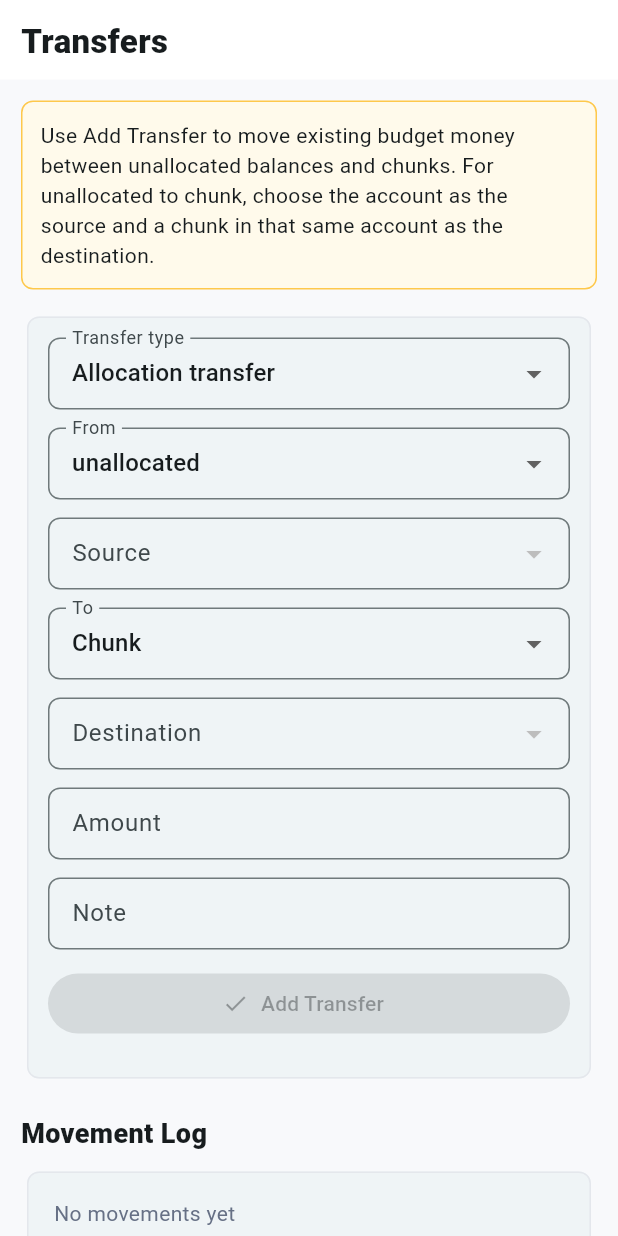
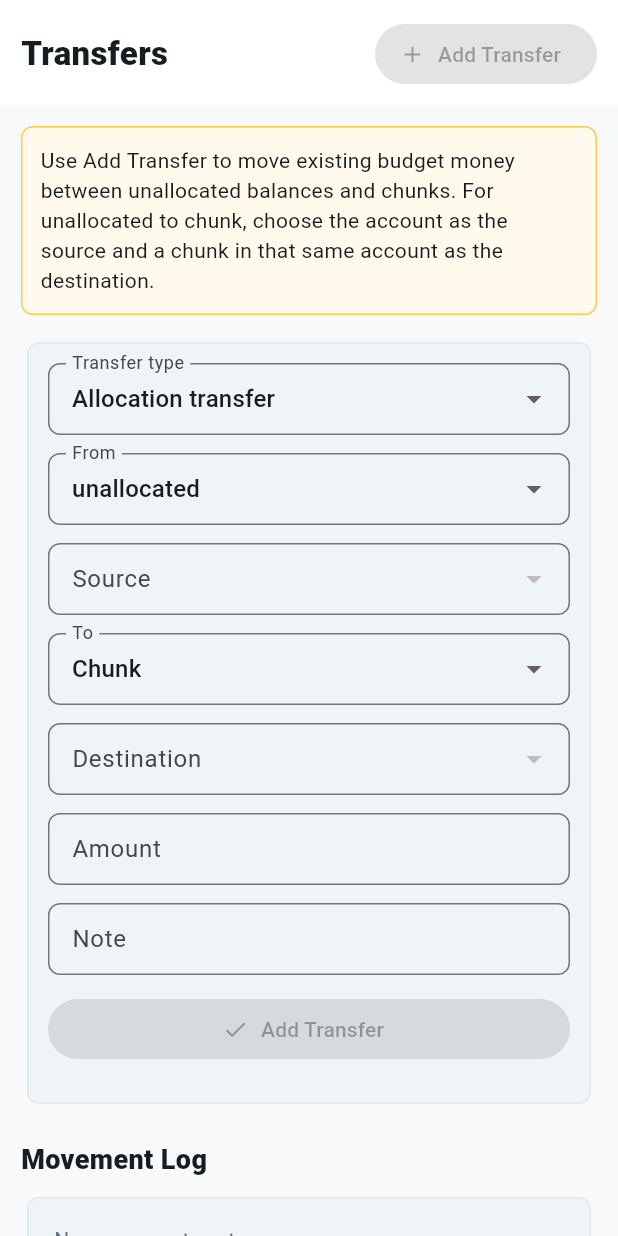
Before and after one commit to caidenreynolds/chunkyCatBudget, a Flutter app: the TransfersScreen widget shown alone on an empty page, opened directly with empty values, on a phone screen of 412 x 824 dp. Run offline on Flutter 3.47's test engine with Material 3 defaults, Android fonts, the phone set to English and light mode, and no system bars; network calls fail.

Commit message:
Attempt 3 fix transfers - change scrollable area

```diff
--- a/lib/main.dart
+++ b/lib/main.dart
@@ -2158,20 +2158,15 @@ class _TransfersScreenState extends State<TransfersScreen> {
         ? selectableAccounts.first['id'] as int
         : null;
 
-    return _Page(
-      title: 'Transfers',
-      child: ListView(
-        padding: EdgeInsets.all(
-          MediaQuery.sizeOf(context).width < 600 ? 14 : 20,
-        ),
-        children: [
-          const _Notice(
-            'Use Add Transfer to move existing budget money between unallocated balances and chunks. For unallocated to chunk, choose the account as the source and a chunk in that same account as the destination.',
-          ),
-          const SizedBox(height: 14),
-          _FormCard(
-            scrollable: false,
-            children: [
+    final isPhone = MediaQuery.sizeOf(context).width < 600;
+    final requiresDestination = destinationType != 'outside_account';
+    final canAddTransfer =
+        widget.canEdit &&
+        sourceId != null &&
+        (!requiresDestination || destinationId != null) &&
+        !saving;
+
+    final formFields = [
       _DropdownField(
         label: 'Transfer type',
         value: movementType,
@@ -2252,9 +2247,56 @@ class _TransfersScreenState extends State<TransfersScreen> {
       _SubmitButton(
         saving: saving,
         label: 'Add Transfer',
-                onPressed: !widget.canEdit || sourceId == null ? null : _save,
-              ),
-            ],
+        onPressed: canAddTransfer ? _save : null,
+      ),
+    ];
+
+    return _Page(
+      title: 'Transfers',
+      actions: [
+        FilledButton.icon(
+          onPressed: canAddTransfer ? _save : null,
+          icon: saving
+              ? const SizedBox.square(
+                  dimension: 18,
+                  child: CircularProgressIndicator(strokeWidth: 2),
+                )
+              : const Icon(Icons.add),
+          label: const Text('Add Transfer'),
+        ),
+      ],
+      child: SingleChildScrollView(
+        padding: EdgeInsets.all(isPhone ? 14 : 20),
+        child: Column(
+          crossAxisAlignment: CrossAxisAlignment.stretch,
+          children: [
+            const _Notice(
+              'Use Add Transfer to move existing budget money between unallocated balances and chunks. For unallocated to chunk, choose the account as the source and a chunk in that same account as the destination.',
+            ),
+            const SizedBox(height: 14),
+            ConstrainedBox(
+              constraints: BoxConstraints(
+                maxWidth: isPhone ? double.infinity : 620,
+              ),
+              child: FocusTraversalGroup(
+                policy: ReadingOrderTraversalPolicy(),
+                child: Card(
+                  child: Padding(
+                    padding: EdgeInsets.all(isPhone ? 14 : 16),
+                    child: Column(
+                      crossAxisAlignment: CrossAxisAlignment.stretch,
+                      children: formFields
+                          .map(
+                            (child) => Padding(
+                              padding: const EdgeInsets.only(bottom: 12),
+                              child: child,
+                            ),
+                          )
+                          .toList(),
+                    ),
+                  ),
+                ),
+              ),
             ),
             const SizedBox(height: 20),
             _SectionTitle('Movement Log'),
@@ -2271,6 +2313,7 @@ class _TransfersScreenState extends State<TransfersScreen> {
               }).toList(),
             ),
           ],
+        ),
       ),
     );
   }
@@ -2920,9 +2963,8 @@ class _ListRow extends StatelessWidget {
 }
 
 class _FormCard extends StatelessWidget {
-  const _FormCard({required this.children, this.scrollable = true});
+  const _FormCard({required this.children});
   final List<Widget> children;
-  final bool scrollable;
 
   @override
   Widget build(BuildContext context) {
@@ -2949,8 +2991,6 @@ class _FormCard extends StatelessWidget {
         ),
       ),
     );
-
-    if (!scrollable) return card;
 
     return ListView(
       padding: EdgeInsets.all(isPhone ? 14 : 20),
```
Lines whose indentation alone changed are shown as unchanged.
